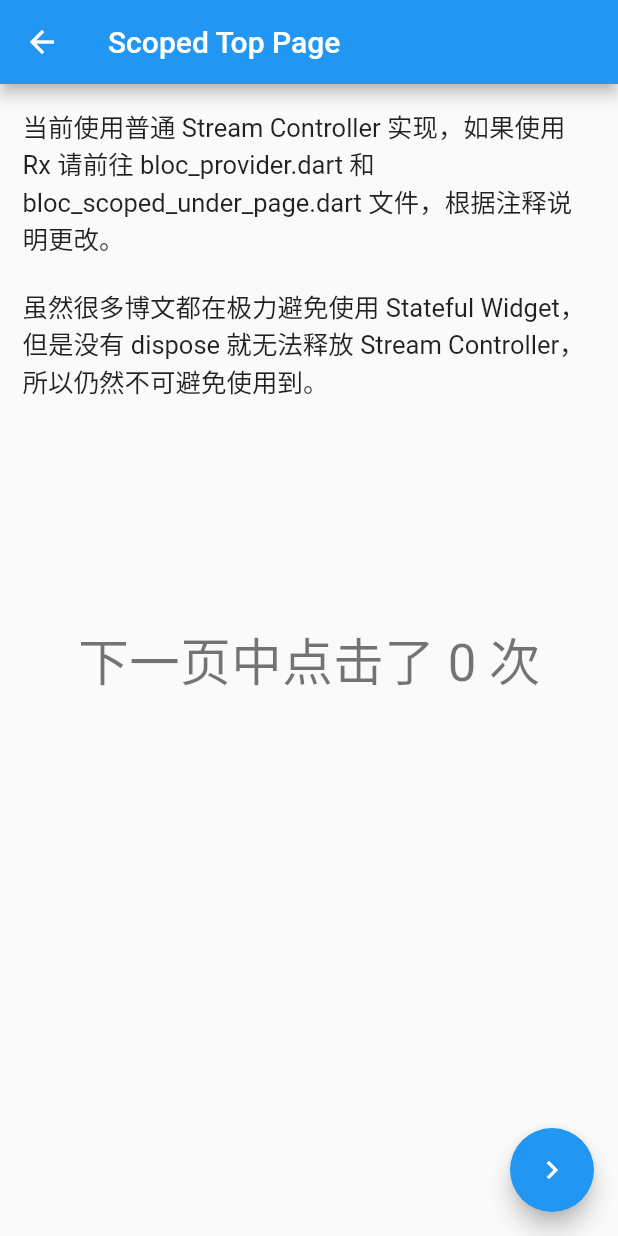
After one commit to zesicus/learn-flutter, a Flutter app: the BLoCScopedTopPageContent screen opened directly, on a phone screen of 412 x 824 dp. The commit adds this screen. Run offline on Flutter 3.47's test engine with Material 2 defaults, Android fonts, the phone set to English and light mode, and no system bars; our stand-ins replace date_format, rxdart.

Commit message:
Another train of thought for BLoC, using Stateful Widget instead of Inherited Widget.

```diff
--- a/source/lib/entrance/routes.dart
+++ b/source/lib/entrance/routes.dart
@@ -1,5 +1,6 @@
 import 'package:flutter/material.dart';
-import 'package:learn_flutter/stream/bloc/scoped/pages/bloc_scoped_top_page.dart';
+import 'package:learn_flutter/stream/bloc/base_mode/pages/bloc_base_top_page.dart';
+import 'package:learn_flutter/stream/bloc/scoped_mode/pages/bloc_scoped_top_page.dart';
 import '../entrance/entrance.dart';
 import '../navigator/pages/named_pass_value_page.dart';
 import '../navigator/pages/named_route_page.dart';
@@ -88,6 +89,7 @@ final routes = {
   '/more_stream': (context) => StreamPage(),
   '/more_stream_builder': (context) => StreamBuilderPage(),
   '/more_bloc_scoped': (context) => BLoCScopedTopPage(),
+  '/more_bloc_based': (context) => BloCBaseTopPage(),
 };
 
 final RouteFactory onGenerateRoute = (RouteSettings settings) {
--- a/source/lib/entrance/vms/tab_vm.dart
+++ b/source/lib/entrance/vms/tab_vm.dart
@@ -66,7 +66,8 @@ class TabVM {
       TabWidgetsListModel(Icon(Icons.flash_on), Text("Stream")),
       TabWidgetsListModel(Icon(Icons.flash_on), Text("Stream Builder")),
       TabWidgetsListModel(
-          Icon(Icons.flash_on), Text("BLoC (Inherited Scoped / RxDart)")),
+          Icon(Icons.flash_on), Text("BLoC (Scoped / RxDart)")),
+      TabWidgetsListModel(Icon(Icons.flash_on), Text("BLoC (Based)")),
     ]),
   ];
 
@@ -318,8 +319,11 @@ class TabVM {
       case "Inherited Widget":
         Navigator.pushNamed(context, "/widget_inherited");
         break;
-      case "BLoC (Inherited Scoped / RxDart)":
+      case "BLoC (Scoped / RxDart)":
         Navigator.pushNamed(context, "/more_bloc_scoped");
+        break;
+      case "BLoC (Based)":
+        Navigator.pushNamed(context, "/more_bloc_based");
         break;
       default:
         print("Others");
--- a/source/lib/main.dart
+++ b/source/lib/main.dart
@@ -2,7 +2,6 @@ import 'dart:io';
 import 'package:flutter/material.dart';
 import 'package:flutter/services.dart';
 import 'package:flutter_localizations/flutter_localizations.dart';
-import 'package:learn_flutter/stream/bloc/support/bloc_provider.dart';
 import 'entrance/routes.dart';
 
 void main() => runApp(MyApp());
@@ -16,8 +15,7 @@ class MyApp extends StatelessWidget {
       SystemChrome.setSystemUIOverlayStyle(style);
     }
 
-    return BlocProvider(
-      child: MaterialApp(
+    return MaterialApp(
       title: 'Learn Flutter',
       theme: ThemeData(
         primarySwatch: Colors.blue,
@@ -34,7 +32,6 @@ class MyApp extends StatelessWidget {
         const Locale('zh', 'CH'),
         const Locale('en', 'US'),
       ],
-      ),
     );
   }
 }
--- /dev/null
+++ b/source/lib/stream/bloc/base_mode/pages/bloc_base_top_page.dart
@@ -0,0 +1,56 @@
+import 'package:flutter/material.dart';
+import 'package:learn_flutter/stream/bloc/scoped_mode/pages/bloc_scoped_under_page.dart';
+import 'package:learn_flutter/stream/bloc/support/base_bloc_provider.dart';
+import 'package:learn_flutter/stream/bloc/support/count_bloc.dart';
+
+// 另一种思路由 Stateful Widget 实现的 Provider，在 page 中就可以纯使用 Stateless Widget 去展示
+
+class BloCBaseTopPage extends StatelessWidget {
+  @override
+  Widget build(BuildContext context) {
+    return BaseBLoCProvider(
+      bLoC: CountBLoC(),
+      child: BlocBaseTopPageContent(),
+    );
+  }
+}
+
+class BlocBaseTopPageContent extends StatelessWidget {
+  @override
+  Widget build(BuildContext context) {
+    final bloc = BaseBLoCProvider.of<CountBLoC>(context);
+    return Scaffold(
+      appBar: AppBar(title: Text('Based Top Page')),
+      body: Stack(
+        children: <Widget>[
+          Padding(
+            padding: EdgeInsets.all(15.0),
+            child: Text(
+                "这是另一种思路，使用 Stateful Widget 去写 BLoC Provider，使用 dispose() 在页面结束的情况下同步释放 Stream，所以和 scoped 相比，这种方法要更加聪明一些，页面只需要专注于显示就好了。",
+                style: TextStyle(fontSize: 17)),
+          ),
+          Center(
+            child: StreamBuilder(
+              stream: bloc.stream,
+              initialData: bloc.value,
+              builder: (context, snapshot) {
+                return Text(
+                  '下一页中点击了 ${snapshot.data} 次',
+                  style: Theme.of(context).textTheme.display1,
+                );
+              },
+            ),
+          ),
+        ],
+      ),
+      floatingActionButton: FloatingActionButton(
+        child: Icon(Icons.keyboard_arrow_right),
+        onPressed: () {
+          Navigator.push(context, MaterialPageRoute(builder: (context) {
+            return BLoCScopedUnderPage(bloc);
+          }));
+        },
+      ),
+    );
+  }
+}
--- /dev/null
+++ b/source/lib/stream/bloc/scoped_mode/pages/bloc_scoped_top_page.dart
@@ -0,0 +1,70 @@
+import 'package:flutter/material.dart';
+import 'package:learn_flutter/stream/bloc/scoped_mode/pages/bloc_scoped_under_page.dart';
+import 'package:learn_flutter/stream/bloc/support/bloc_provider.dart';
+import 'package:learn_flutter/stream/bloc/support/count_bloc.dart';
+
+// 使用继承 Inherited Widget 的 BLoC Provider 完成的交互，page 使用 Stateful Widget 对 provider 进行释放。
+
+// 外壳
+class BLoCScopedTopPage extends StatelessWidget {
+  @override
+  Widget build(BuildContext context) {
+    return BlocProvider(child: BLoCScopedTopPageContent());
+  }
+}
+
+// 内容
+class BLoCScopedTopPageContent extends StatefulWidget {
+  @override
+  _BLoCScopedTopPageContentState createState() =>
+      _BLoCScopedTopPageContentState();
+}
+
+class _BLoCScopedTopPageContentState extends State<BLoCScopedTopPageContent> {
+  CountBLoC bloc;
+
+  @override
+  void dispose() {
+    // 释放 Stream
+    bloc.dispose();
+    super.dispose();
+  }
+
+  @override
+  Widget build(BuildContext context) {
+    bloc = BlocProvider.of(context).bLoC;
+    return Scaffold(
+      appBar: AppBar(title: Text('Scoped Top Page')),
+      body: Stack(
+        children: <Widget>[
+          Padding(
+            padding: EdgeInsets.all(15.0),
+            child: Text(
+                "当前使用普通 Stream Controller 实现，如果使用 Rx 请前往 bloc_provider.dart 和 bloc_scoped_under_page.dart 文件，根据注释说明更改。\n\n虽然很多博文都在极力避免使用 Stateful Widget，但是没有 dispose 就无法释放 Stream Controller，所以仍然不可避免使用到。",
+                style: TextStyle(fontSize: 17)),
+          ),
+          Center(
+            child: StreamBuilder(
+              stream: bloc.stream,
+              initialData: bloc.value,
+              builder: (context, snapshot) {
+                return Text(
+                  '下一页中点击了 ${snapshot.data} 次',
+                  style: Theme.of(context).textTheme.display1,
+                );
+              },
+            ),
+          ),
+        ],
+      ),
+      floatingActionButton: FloatingActionButton(
+        child: Icon(Icons.keyboard_arrow_right),
+        onPressed: () {
+          Navigator.push(context, MaterialPageRoute(builder: (context) {
+            return BLoCScopedUnderPage(bloc);
+          }));
+        },
+      ),
+    );
+  }
+}
--- a/source/lib/stream/bloc/scoped/pages/bloc_scoped_under_page.dart
+++ b/source/lib/stream/bloc/scoped_mode/pages/bloc_scoped_under_page.dart
@@ -1,16 +1,19 @@
 import 'package:flutter/material.dart';
-import 'package:learn_flutter/stream/bloc/support/bloc_provider.dart';
+import 'package:learn_flutter/stream/bloc/support/count_bloc.dart';
 
 class BLoCScopedUnderPage extends StatelessWidget {
+  // 这里可以替换 CountBLoCRx
+  final CountBLoC bLoC;
+  const BLoCScopedUnderPage(this.bLoC, {Key key}) : super(key: key);
+
   @override
   Widget build(BuildContext context) {
-    final bloc = BlocProvider.of(context).bLoC;
     return Scaffold(
       appBar: AppBar(title: Text('Scoped Under Page')),
       body: Center(
         child: StreamBuilder(
-          stream: bloc.stream,
-          initialData: bloc.value,
+          stream: bLoC.stream,
+          initialData: bLoC.value,
           builder: (context, snapshot) => Text(
             '你点击了 ${snapshot.data} 次',
             style: Theme.of(context).textTheme.display1,
@@ -20,7 +23,7 @@ class BLoCScopedUnderPage extends StatelessWidget {
       floatingActionButton: FloatingActionButton(
         child: Icon(Icons.add),
         onPressed: () {
-          bloc.increase();
+          bLoC.increase();
         },
       ),
     );
--- /dev/null
+++ b/source/lib/stream/bloc/support/base_bloc_provider.dart
@@ -0,0 +1,34 @@
+import 'package:flutter/material.dart';
+
+// 另一种思路
+
+abstract class BaseBloC {
+  dispose();
+}
+
+class BaseBLoCProvider<T extends BaseBloC> extends StatefulWidget {
+  final Widget child;
+  final T bLoC;
+  BaseBLoCProvider({Key key, @required this.bLoC, @required this.child}) : super(key: key);
+
+  @override
+  _BaseBLoCProviderState createState() => _BaseBLoCProviderState();
+
+  static T of<T extends BaseBloC>(BuildContext context) {
+    BaseBLoCProvider<T> provider = context.findAncestorWidgetOfExactType();
+    return provider.bLoC;
+  }
+}
+
+class _BaseBLoCProviderState extends State<BaseBLoCProvider<BaseBloC>> {
+  @override
+  void dispose() {
+    widget.bLoC.dispose();
+    super.dispose();
+  }
+
+  @override
+  Widget build(BuildContext context) {
+    return widget.child;
+  }
+}
--- a/source/lib/stream/bloc/support/bloc_provider.dart
+++ b/source/lib/stream/bloc/support/bloc_provider.dart
@@ -1,6 +1,8 @@
 import 'package:flutter/material.dart';
 import 'count_bloc.dart';
 import 'count_bloc_rx.dart';
+
+// Scoped 模式
 
 class BlocProvider extends InheritedWidget {
   // 这里如果需要切换 RxDart 请直接使用 CountBLoCRx
--- a/source/lib/stream/bloc/support/count_bloc.dart
+++ b/source/lib/stream/bloc/support/count_bloc.dart
@@ -1,6 +1,7 @@
 import 'dart:async';
+import 'package:learn_flutter/stream/bloc/support/base_bloc_provider.dart';
 
-class CountBLoC {
+class CountBLoC extends BaseBloC {
   int _count = 0;
   StreamController<int> _countController = StreamController<int>.broadcast();
   Stream<int> get stream => _countController.stream;
--- a/source/lib/stream/bloc/support/count_bloc_rx.dart
+++ b/source/lib/stream/bloc/support/count_bloc_rx.dart
@@ -1,6 +1,7 @@
+import 'package:learn_flutter/stream/bloc/support/base_bloc_provider.dart';
 import 'package:rxdart/rxdart.dart';
 
-class  CountBLoCRx {
+class  CountBLoCRx extends BaseBloC {
   int _count = 0;
   var _subject = BehaviorSubject<int>();
   Stream<int> get stream => _subject.stream;
```
Also changed, not shown: source/lib/stream/bloc/scoped/pages/bloc_scoped_top_page.dart (deleted, +0 -43 lines). Lines whose indentation alone changed are shown as unchanged.
